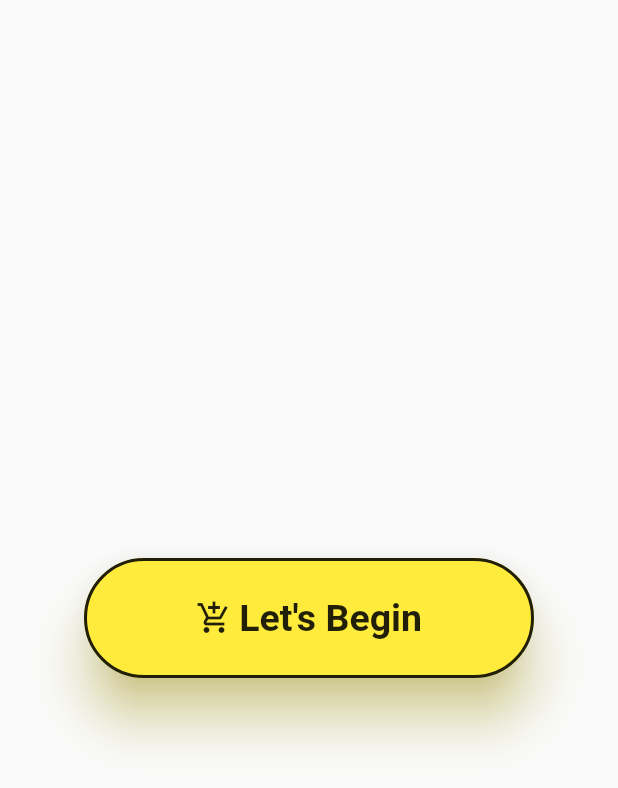
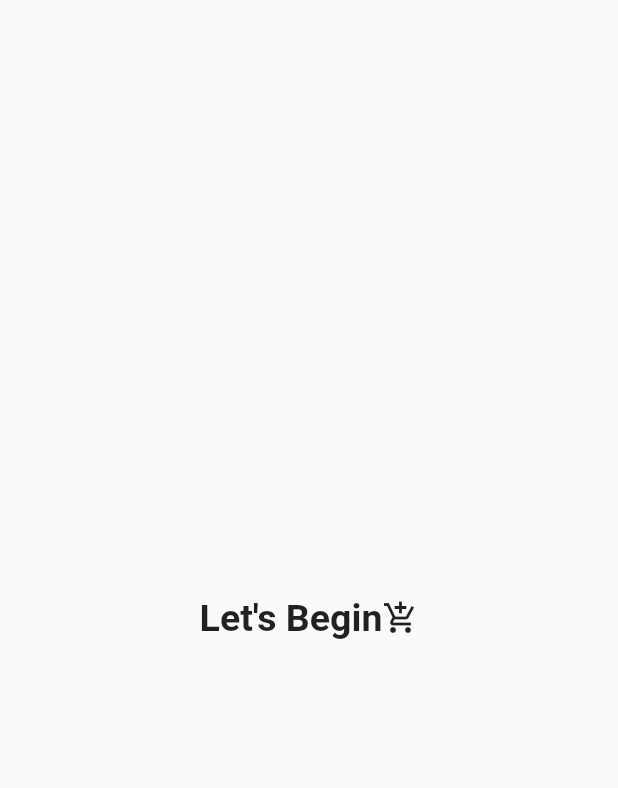
Before and after one commit to iyaselerehoboth/Coding-with-Tea-Flutter-Crash-Course, a Flutter app: the screen it shows after launch, on a phone screen of 412 x 824 dp. Shown: the top 788 px of the screen. Run offline on Flutter 3.47's test engine with Material 2 defaults, Android fonts, the phone set to English and light mode, and no system bars; our stand-ins replace font_awesome_flutter.

Commit message:
Section 2.5: Text button with how to disable a button

```diff
--- a/lib/screens/Home.dart
+++ b/lib/screens/Home.dart
@@ -7,24 +7,29 @@ class Home extends StatelessWidget {
   Widget build(BuildContext context) {
     return Scaffold(
       body: Center(
-        child: ElevatedButton.icon(
+        child: TextButton(
+          //To disable a button, pass "null" in the onPressed property.
           onPressed: () {},
           style: ElevatedButton.styleFrom(
             padding: const EdgeInsets.all(20.0),
             fixedSize: const Size(300, 80),
             textStyle:
                 const TextStyle(fontSize: 25, fontWeight: FontWeight.bold),
-            primary: Colors.yellow,
+            //primary: Colors.yellow,
             onPrimary: Colors.black87,
-            elevation: 15,
+            //elevation: 15,
             shadowColor: Colors.yellow,
-            side: const BorderSide(color: Colors.black87, width: 2),
+            //side: const BorderSide(color: Colors.black87, width: 2),
             //alignment: Alignment.bottomLeft,
             shape: const StadiumBorder()
           ),
-          //child: const Text("Let's Begin"),
-          icon: const Icon(Icons.add_shopping_cart_outlined),
-          label: const Text("Let's Begin"),
+          child: Row(
+            mainAxisAlignment: MainAxisAlignment.center,
+            children: const [
+              Text("Let's Begin"),
+              Icon(Icons.add_shopping_cart_outlined),
+            ],
+          ),
         ),
       ),
     );
```
